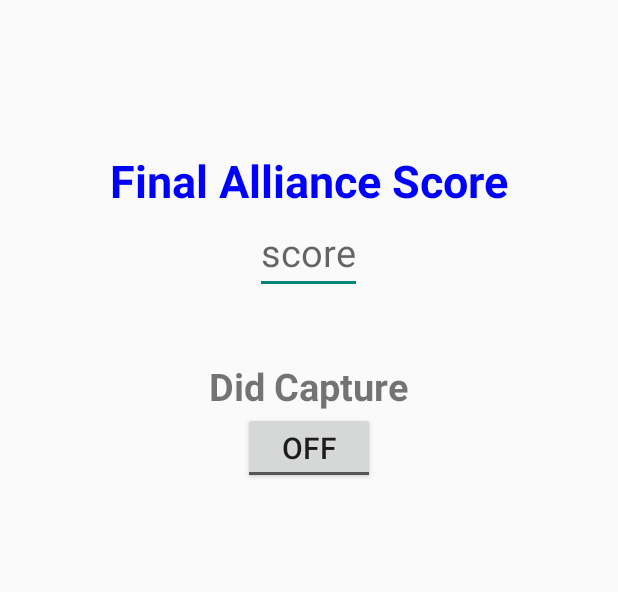
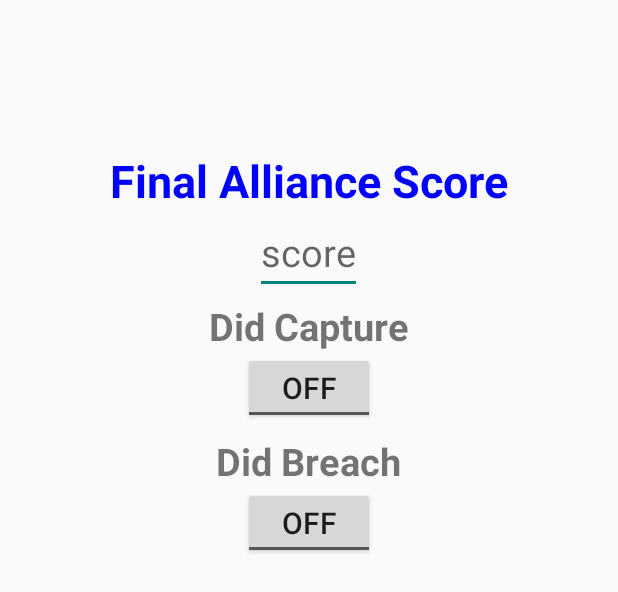
Before and after one commit to frc1678/super-2016, an Android app: the layout finaldatapoints.xml on its own in the app's theme, with its tools: preview values and no code run, on a phone screen of 412 x 824 dp. Shown: the top 592 px of the screen. Run offline under Robolectric (Android 15) with nearby library versions, the phone set to English and light mode, and no system bars.

Commit message:
Got did breach

```diff
--- a/BlutoothSocketReceiver/app/src/main/java/com/example/sam/blutoothsocketreceiver/FinalDataPoints.java
+++ b/BlutoothSocketReceiver/app/src/main/java/com/example/sam/blutoothsocketreceiver/FinalDataPoints.java
@@ -49,6 +49,7 @@ public class FinalDataPoints extends ActionBarActivity {
     ArrayList<String> teamThreeDataScore;
     EditText allianceScore;
     ToggleButton captureCheck;
+    ToggleButton breachCheck;
     File dir;
     PrintWriter file;
     Firebase firebaseRef;
@@ -97,6 +98,7 @@ public class FinalDataPoints extends ActionBarActivity {
 
         allianceScore = (EditText) findViewById(R.id.finalScoreEditText);
         captureCheck = (ToggleButton) findViewById(R.id.captureToggleButton);
+        breachCheck = (ToggleButton) findViewById(R.id.didBreach);
         dir = new File(android.os.Environment.getExternalStorageDirectory().getAbsolutePath() + "/Super_scout_data");
 
     }
@@ -187,10 +189,12 @@ public class FinalDataPoints extends ActionBarActivity {
                     }
                         if (alliance.equals("Blue Alliance")) {
                             firebaseRef.child("/Matches").child(numberOfMatch).child("blueAllianceDidCapture").setValue(captureCheck.isChecked() ? "true" : "false");
+                            firebaseRef.child("/Matches").child(numberOfMatch).child("blueAllianceDidBreach").setValue(breachCheck.isChecked() ? "true" : "false");
                             firebaseRef.child("/Matches").child(numberOfMatch).child("blueScore").setValue(Integer.parseInt(allianceScore.getText().toString()));
 
                         } else if (alliance.equals("Red Alliance")) {
                             firebaseRef.child("/Matches").child(numberOfMatch).child("redAllianceDidCapture").setValue(captureCheck.isChecked() ? "true" : "false");
+                            firebaseRef.child("/Matches").child(numberOfMatch).child("redAllianceDidBreach").setValue(breachCheck.isChecked() ? "true" : "false");
                             firebaseRef.child("/Matches").child(numberOfMatch).child("redScore").setValue(Integer.parseInt(allianceScore.getText().toString()));
                         }
 
--- a/BlutoothSocketReceiver/app/src/main/res/layout/finaldatapoints.xml
+++ b/BlutoothSocketReceiver/app/src/main/res/layout/finaldatapoints.xml
@@ -32,7 +32,7 @@
         android:textSize="25sp"
         android:layout_alignParentTop="true"
         android:layout_centerHorizontal="true"
-        android:layout_marginTop="240dp"/>
+        android:layout_marginTop="200dp"/>
     <ToggleButton
         android:layout_width="wrap_content"
         android:layout_height="wrap_content"
@@ -42,5 +42,24 @@
         android:layout_centerHorizontal="true"
         android:checked="false"
         android:id="@+id/captureToggleButton" />
+    <TextView
+        android:id="@+id/breachTextView"
+        android:layout_width="wrap_content"
+        android:layout_height="wrap_content"
+        android:text="Did Breach"
+        android:textSize="25dp"
+        android:textStyle="bold"
+        android:layout_centerHorizontal="true"
+        android:layout_marginTop="290dp"/>
+    <ToggleButton
+        android:id="@+id/didBreach"
+        android:layout_width="wrap_content"
+        android:layout_height="wrap_content"
+        android:layout_below="@+id/breachTextView"
+        android:layout_centerHorizontal="true"
+        android:checked="false"
+        android:text="Breach"
+        android:textSize="20dp"/>
+
 
 </RelativeLayout>
```
